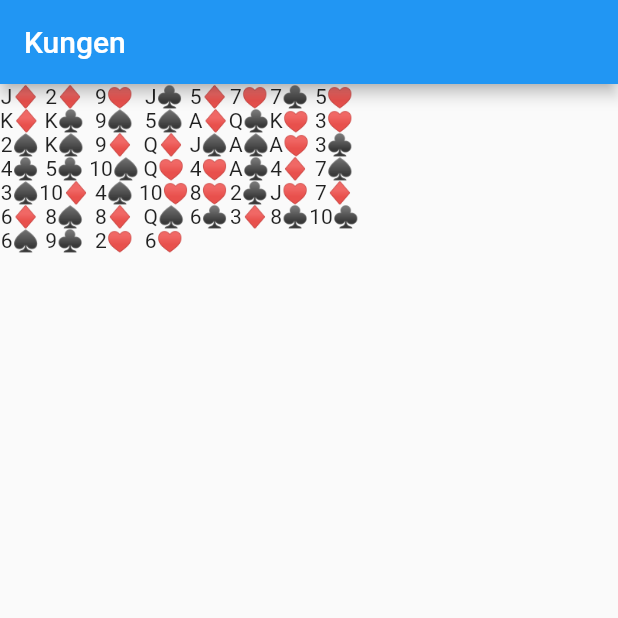
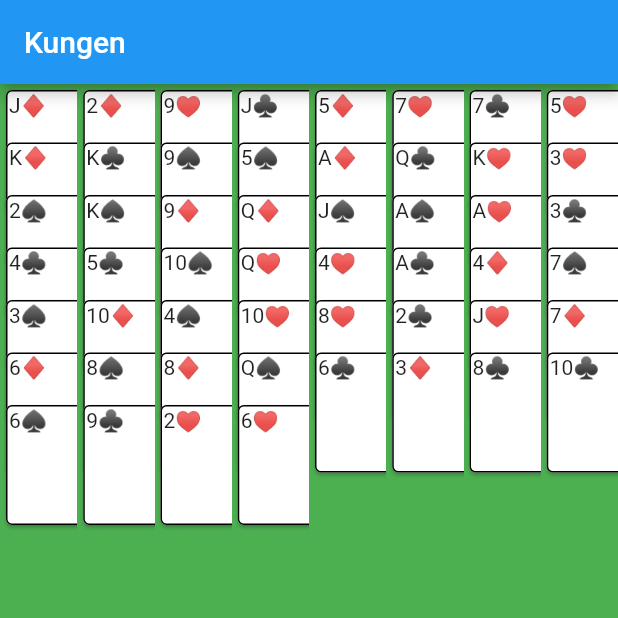
Before and after one commit to janne/freecell-flutter, a Flutter app: the screen it shows after launch, on a phone screen of 412 x 824 dp, the top half of it. Run offline on Flutter 3.47's test engine with Material 2 defaults, Android fonts, the phone set to English and light mode, and no system bars.

Commit message:
Break out PlayingCard and CardStack

```diff
--- a/lib/board.dart
+++ b/lib/board.dart
@@ -1,9 +1,10 @@
+import 'package:flutter/foundation.dart';
+import 'package:freecell/card.dart';
 import 'package:freecell/deck.dart';
 
-import 'card.dart';
-
+@immutable
 class Board {
-  int seed;
+  final int seed;
   final List<Card?> freeCells = List.generate(4, (_) => null);
   final homeCells = List.generate(8, (_) => <Card>[]);
   late final List<List<Card>> tableau;
--- a/lib/card.dart
+++ b/lib/card.dart
@@ -1,10 +1,13 @@
+import 'package:flutter/foundation.dart';
+
 enum Suit { clubs, diamonds, hearts, spades }
 
+@immutable
 class Card {
   final int _rank;
   final Suit _suit;
 
-  Card(this._rank, this._suit);
+  const Card(this._rank, this._suit);
 
   String get suit {
     switch (_suit) {
--- a/lib/deck.dart
+++ b/lib/deck.dart
@@ -1,10 +1,12 @@
+import 'package:flutter/widgets.dart';
 import 'package:freecell/card.dart';
 import 'package:freecell/generator.dart';
 
+@immutable
 class Deck {
   final List<Card> cards;
 
-  Deck(this.cards);
+  const Deck(this.cards);
 
   factory Deck.full() {
     return Deck(List.generate(13, (i) => i + 1)
--- a/lib/main.dart
+++ b/lib/main.dart
@@ -1,7 +1,8 @@
 import 'package:flutter/material.dart';
 import 'package:freecell/board.dart';
-import 'package:freecell/card.dart' as Freecell;
-import 'package:freecell/deck.dart';
+import 'package:freecell/card.dart' as fc;
+import 'package:freecell/widgets/card_stack.dart';
+import 'package:freecell/widgets/playing_card.dart';
 
 void main() {
   runApp(const MyApp());
@@ -43,17 +44,14 @@ class _MyHomePageState extends State<MyHomePage> {
   @override
   Widget build(BuildContext context) {
     return Scaffold(
+      backgroundColor: Colors.green,
       appBar: AppBar(title: Text(widget.title)),
-      body: Center(
-        child: Row(
-          children: board.tableau
-              .map(
-                (col) => Column(
-                  children: col.map((card) => Text(card.toString())).toList(),
-                ),
-              )
-              .toList(),
-        ),
+      body: Row(
+        children: board.tableau
+            .map(
+              (cards) => Expanded(child: CardStack(cards: cards)),
+            )
+            .toList(),
       ),
     );
   }
--- /dev/null
+++ b/lib/widgets/card_stack.dart
@@ -0,0 +1,28 @@
+import 'package:flutter/widgets.dart';
+import 'package:freecell/card.dart' as fc;
+import 'package:freecell/widgets/playing_card.dart';
+
+class CardStack extends StatelessWidget {
+  final List<fc.Card> cards;
+
+  const CardStack({super.key, required this.cards});
+
+  @override
+  Widget build(BuildContext context) {
+    return Stack(
+      children: cards
+          .asMap()
+          .map(
+            (key, card) => MapEntry(
+              key,
+              Positioned(
+                top: key * 35,
+                child: PlayingCard(card: card),
+              ),
+            ),
+          )
+          .values
+          .toList(),
+    );
+  }
+}
--- /dev/null
+++ b/lib/widgets/playing_card.dart
@@ -0,0 +1,27 @@
+import 'package:flutter/material.dart';
+import 'package:freecell/card.dart' as fc;
+
+class PlayingCard extends StatelessWidget {
+  final fc.Card card;
+
+  const PlayingCard({super.key, required this.card});
+
+  @override
+  Widget build(BuildContext context) {
+    return SizedBox(
+      width: 62,
+      height: 88,
+      child: InkWell(
+          onTap: () {
+            print("Clicked $card");
+          },
+          child: Card(
+            shape: RoundedRectangleBorder(borderRadius: BorderRadius.circular(4), side: const BorderSide(color: Colors.black)),
+            child: Padding(
+              padding: const EdgeInsets.all(2),
+              child: Text(card.toString()),
+            ),
+          )),
+    );
+  }
+}
```
